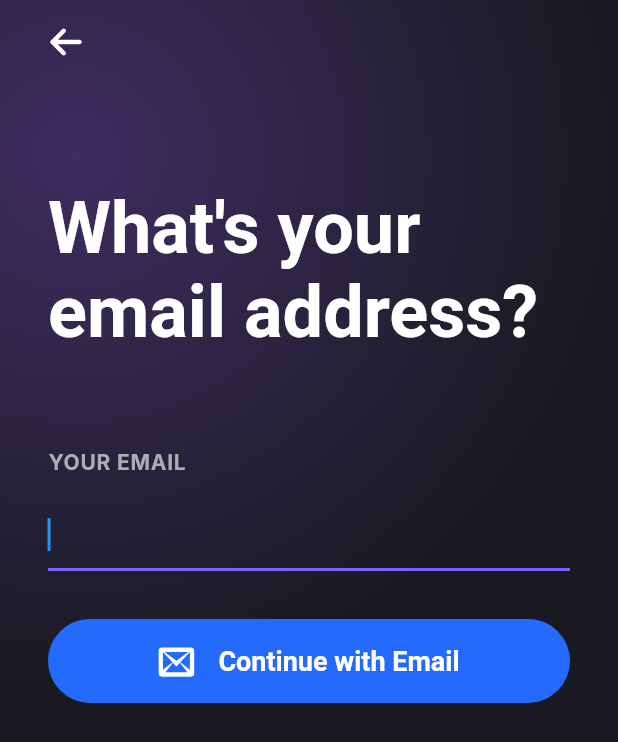
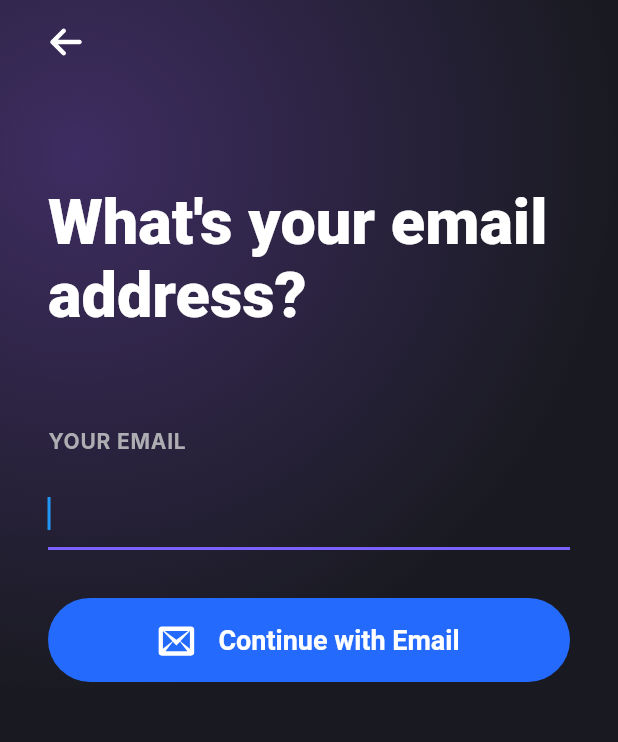
Before and after one commit to Senior-Project-CSE-3213/sp_flutter_app, a Flutter app: the screen it shows after launch, after a tap on "Register with Email", on a phone screen of 412 x 824 dp. Shown: the top 742 px of the screen. Run offline on Flutter 3.47's test engine with Material 2 defaults, Android fonts, the phone set to English and light mode, and no system bars; our stand-ins replace cloud_firestore, email_validator, firebase_auth, firebase_core, flutter_spinkit, flutter_svg and 3 more; missing offline and left inert: profanity_filter; accounts and stored records are empty; Roboto replaces fonts that are missing (Inter, Poppins).

Commit message:
Add alignment property

```diff
--- a/lib/shared/widgets/heading_text.dart
+++ b/lib/shared/widgets/heading_text.dart
@@ -4,19 +4,22 @@ class HeadingText extends StatelessWidget {
   const HeadingText({
     Key key,
     @required this.text,
+    this.align,
   }) : super(key: key);
 
   final String text;
+  final TextAlign align;
 
   @override
   Widget build(BuildContext context) {
     return Text(
       "$text",
+      textAlign: align ?? TextAlign.left,
       style: TextStyle(
         color: Colors.white,
-        fontSize: 48,
+        fontSize: 42,
         fontFamily: "Poppins",
-        fontWeight: FontWeight.w700,
+        fontWeight: FontWeight.w800,
       ),
     );
   }
```
